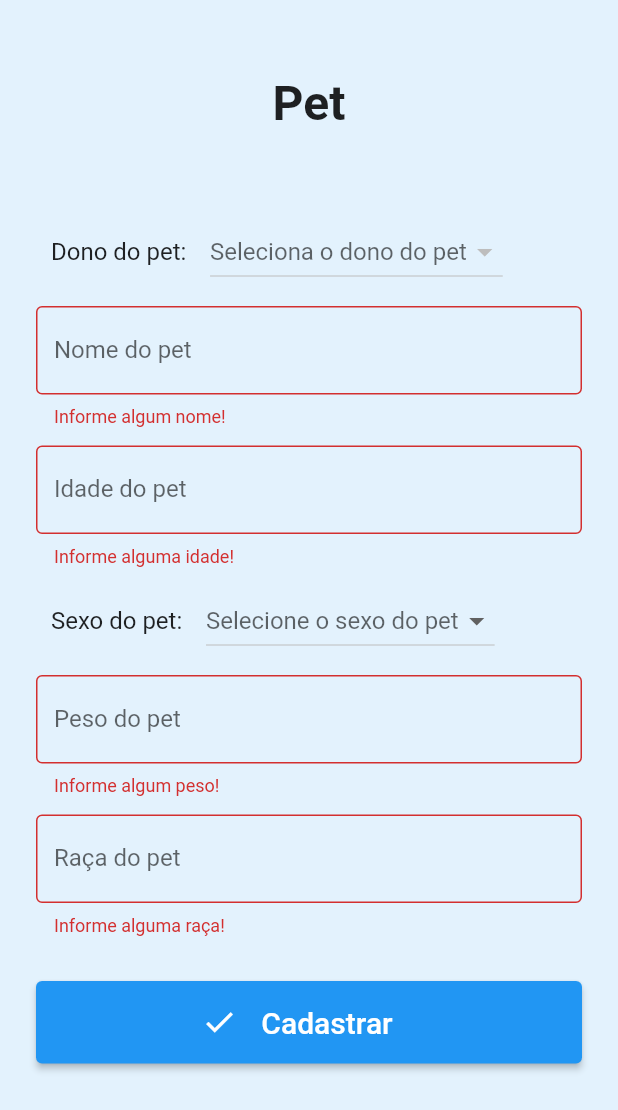
After one commit to Bruno-Eduardo-Ferreira/VacPet, a Flutter app: the CadastroPet screen opened directly, after a tap on "Cadastrar", on a phone screen of 412 x 824 dp. The commit adds this screen. Shown: the top 1110 px of the screen. Run offline on Flutter 3.47's test engine with Material 2 defaults, Android fonts, the phone set to English and light mode, and no system bars; our stand-ins replace cloud_firestore, firebase_auth, firebase_core; accounts and stored records are empty.

Commit message:
cadastro dos pet e mais algumas alterações

```diff
--- a/lib/presentation/pages/cadastro/cadastro_cliente_page.dart
+++ /dev/null
@@ -1 +0,0 @@
-// TODO Implement this library.
--- /dev/null
+++ b/lib/presentation/pages/cadastros/cadastro_pet_page.dart
@@ -0,0 +1,284 @@
+import 'package:cloud_firestore/cloud_firestore.dart';
+import 'package:firebase_core/firebase_core.dart';
+import 'package:flutter/material.dart';
+import 'package:vacpet/presentation/pages/home/home_page.dart';
+
+class CadastroPet extends StatefulWidget {
+  const CadastroPet({Key? key}) : super(key: key);
+
+  @override
+  State<CadastroPet> createState() => _CadastroPetState();
+}
+
+class _CadastroPetState extends State<CadastroPet> {
+  final GlobalKey<FormState> formKey = GlobalKey<FormState>();
+  final nome = TextEditingController();
+  final nomePet = TextEditingController();
+  final idadePet = TextEditingController();
+  final sexoPet = TextEditingController();
+  final pesoPet = TextEditingController();
+  final racaPet = TextEditingController();
+
+  final FirebaseFirestore _firestore = FirebaseFirestore.instance;
+
+  Future<void> _addPet(String nome, String nomePet, String idadePet,
+      String sexoPet, String pesoPet, String racaPet) async {
+    await _firestore.collection('pets').add({
+      'dono': nome,
+      'nomePet': nomePet,
+      'idade': idadePet,
+      'sexo': sexoPet,
+      'peso': pesoPet,
+      'raca': racaPet,
+    });
+  }
+
+  String? nomeDigitado;
+  String? nomePetDigitado;
+  String? idadePetDigitado;
+  String? sexoPetDigitado;
+  String? pesoPetDigitado;
+  String? racaPetDigitado;
+
+  final selectSexo = ['M', 'F'];
+
+  String? selectInitialSexo;
+  String? teste;
+
+  final clientesCadastrados = [];
+
+  /*void _getUsers() async {
+    var colletion = FirebaseFirestore.instance.collection('clientes');
+    var result = await colletion.get();
+    for (var doc in result.docs) {
+      clientesCadastrados.add(doc['nome']);
+      setState(() {
+        clientesCadastrados;
+      });
+    }
+  }*/
+
+  @override
+  void initState() {
+
+    void _getUsers() async {
+    var colletion = FirebaseFirestore.instance.collection('clientes');
+    var result = await colletion.get();
+    for (var doc in result.docs) {
+      clientesCadastrados.add(doc['nome']);
+      setState(() {
+        clientesCadastrados;
+      });
+    }
+  }
+    _getUsers();
+    super.initState();
+  }
+
+  @override
+  Widget build(BuildContext context) {
+    return Scaffold(
+      backgroundColor: Colors.blue.shade50,
+      body: SafeArea(
+        child: SingleChildScrollView(
+          reverse: true,
+          child: Column(
+            children: [
+              const Center(
+                child: Padding(
+                  padding: EdgeInsets.only(top: 50.0, bottom: 50.0),
+                  child: Text(
+                    'Pet',
+                    style:
+                        TextStyle(fontSize: 32.0, fontWeight: FontWeight.w600),
+                  ),
+                ),
+              ),
+              Form(
+                key: formKey,
+                child: Column(
+                  mainAxisAlignment: MainAxisAlignment.center,
+                  children: [
+                    Padding(
+                        padding: const EdgeInsets.fromLTRB(34, 6, 24, 6),
+                        child: Row(
+                          mainAxisAlignment: MainAxisAlignment.start,
+                          children: [
+                            const Text(
+                              'Dono do pet:    ',
+                              style: TextStyle(fontSize: 16),
+                            ),
+                            DropdownButton(
+                              hint: const Text("Seleciona o dono do pet"),
+                              value: teste ?? null,
+                              items: clientesCadastrados.map((username) {
+                                return DropdownMenuItem(
+                                    value: username,
+                                    child: Text(
+                                      username,
+                                      style: const TextStyle(fontSize: 24),
+                                    ));
+                              }).toList(),
+                              onChanged: (valuename) {
+                                nomeDigitado = valuename as String;
+                                setState(() {
+                                  teste = valuename;
+                                });
+                              },
+                            ),
+                          ],
+                        )),
+                    Padding(
+                      padding: const EdgeInsets.fromLTRB(24, 6, 24, 6),
+                      child: TextFormField(
+                          controller: nome,
+                          decoration: const InputDecoration(
+                            border: OutlineInputBorder(),
+                            labelText: 'Nome do pet',
+                          ),
+                          keyboardType: TextInputType.name,
+                          validator: (value) {
+                            if (value!.isEmpty) {
+                              return 'Informe algum nome!';
+                            } else if (value.length > 80) {
+                              return 'São permitidos no máximo 80 caracteres para o nome!';
+                            }
+                            nomePetDigitado = value;
+                            return null;
+                          }),
+                    ),
+                    Padding(
+                      padding: const EdgeInsets.fromLTRB(24, 6, 24, 6),
+                      child: TextFormField(
+                        controller: idadePet,
+                        decoration: const InputDecoration(
+                          border: OutlineInputBorder(),
+                          labelText: 'Idade do pet',
+                        ),
+                        keyboardType: TextInputType.number,
+                        validator: (value) {
+                          if (value!.isEmpty) {
+                            return 'Informe alguma idade!';
+                          }
+                          idadePetDigitado = value;
+                          return null;
+                        },
+                      ),
+                    ),
+                    Padding(
+                        padding: const EdgeInsets.fromLTRB(34, 6, 24, 6),
+                        child: Row(
+                          mainAxisAlignment: MainAxisAlignment.start,
+                          children: [
+                            const Text(
+                              'Sexo do pet:    ',
+                              style: TextStyle(fontSize: 16),
+                            ),
+                            DropdownButton(
+                              hint: Text('Selecione o sexo do pet'),
+                              value: selectInitialSexo ?? null,
+                              items: selectSexo.map((itemsname) {
+                                return DropdownMenuItem(
+                                    value: itemsname,
+                                    child: Text(
+                                      itemsname,
+                                      style: const TextStyle(fontSize: 24),
+                                    ));
+                              }).toList(),
+                              onChanged: (value) {
+                                sexoPetDigitado = value as String;
+                                setState(() {
+                                  selectInitialSexo = value;
+                                });
+                              },
+                            ),
+                          ],
+                        )),
+                    Padding(
+                      padding: const EdgeInsets.fromLTRB(24, 6, 24, 6),
+                      child: TextFormField(
+                        controller: pesoPet,
+                        decoration: const InputDecoration(
+                          border: OutlineInputBorder(),
+                          labelText: 'Peso do pet',
+                        ),
+                        keyboardType: TextInputType.number,
+                        validator: (value) {
+                          if (value!.isEmpty) {
+                            return 'Informe algum peso!';
+                          }
+                          pesoPetDigitado = value;
+                          return null;
+                        },
+                      ),
+                    ),
+                    Padding(
+                      padding: const EdgeInsets.fromLTRB(24, 6, 24, 6),
+                      child: TextFormField(
+                        controller: racaPet,
+                        decoration: const InputDecoration(
+                          border: OutlineInputBorder(),
+                          labelText: 'Raça do pet',
+                        ),
+                        keyboardType: TextInputType.text,
+                        validator: (value) {
+                          if (value!.isEmpty) {
+                            return 'Informe alguma raça!';
+                          }
+                          racaPetDigitado = value;
+                          return null;
+                        },
+                      ),
+                    ),
+                    Padding(
+                      padding: const EdgeInsets.all(24),
+                      child: ElevatedButton(
+                        onPressed: () async {
+                          if (formKey.currentState!.validate()) {
+                            formKey.currentState?.save();
+
+                            if (nomeDigitado != null &&
+                                nomePetDigitado != null &&
+                                idadePetDigitado != null &&
+                                sexoPetDigitado != null &&
+                                pesoPetDigitado != null &&
+                                racaPetDigitado != null) {
+                              await _addPet(
+                                  nomeDigitado!,
+                                  nomePetDigitado!,
+                                  idadePetDigitado!,
+                                  sexoPetDigitado!,
+                                  pesoPetDigitado!,
+                                  racaPetDigitado!);
+                              Navigator.of(context).push(MaterialPageRoute(
+                                  builder: (context) => const HomePage()));
+                            }
+                          } else {
+                            FocusManager.instance.primaryFocus?.unfocus();
+                          }
+                        },
+                        child: Row(
+                          mainAxisAlignment: MainAxisAlignment.center,
+                          children: const [
+                            Icon(Icons.check),
+                            Padding(
+                              padding: EdgeInsets.all(16),
+                              child: Text(
+                                'Cadastrar',
+                                style: TextStyle(fontSize: 20),
+                              ),
+                            ),
+                          ],
+                        ),
+                      ),
+                    ),
+                  ],
+                ),
+              )
+            ],
+          ),
+        ),
+      ),
+    );
+  }
+}
```
Also changed, not shown: lib/presentation/pages/cadastros/cadastro_cliente_page.dart (renamed from lib/presentation/pages/cadastro_cliente_page/cadastro_cliente_page.dart, +19 -10 lines), lib/presentation/pages/consulta_cliente_page/consulta_cliente_page.dart (deleted, +0 -73 lines), lib/presentation/pages/consultas/consulta_cliente_page.dart (added, +74 -0 lines), lib/presentation/pages/home/home_page.dart (+30 -6 lines).
